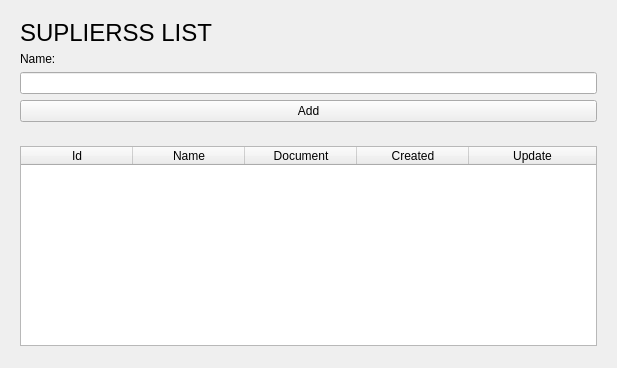
This is views/supplier.ui in Nodees/sale as Qt 5 draws it before an edit. The edited form follows.
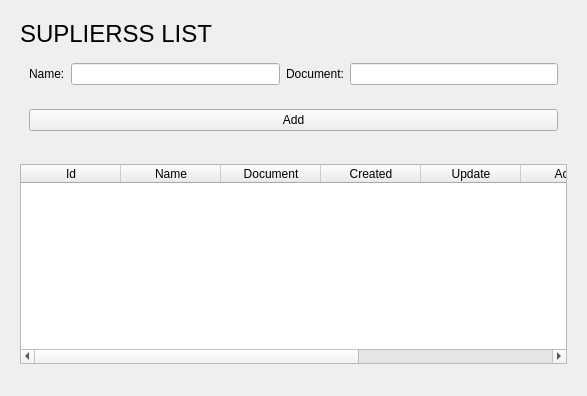
This is the edited form.

Diff of the .ui file:
```diff
--- a/views/supplier.ui
+++ b/views/supplier.ui
@@ -6,8 +6,8 @@
    <rect>
     <x>0</x>
     <y>0</y>
-    <width>617</width>
-    <height>368</height>
+    <width>587</width>
+    <height>396</height>
    </rect>
   </property>
   <property name="windowTitle">
@@ -16,18 +16,6 @@
   <layout class="QVBoxLayout" name="verticalLayout">
    <item>
     <widget class="QWidget" name="panel_add" native="true">
-     <property name="minimumSize">
-      <size>
-       <width>0</width>
-       <height>120</height>
-      </size>
-     </property>
-     <property name="maximumSize">
-      <size>
-       <width>16777215</width>
-       <height>120</height>
-      </size>
-     </property>
      <layout class="QVBoxLayout" name="verticalLayout_5">
       <item>
        <widget class="QLabel" name="title_supplier">
@@ -42,15 +30,34 @@
        </widget>
       </item>
       <item>
+       <widget class="QWidget" name="inputs" native="true">
+        <layout class="QGridLayout" name="gridLayout">
+         <item row="0" column="0">
        <widget class="QLabel" name="label_name_supplier">
         <property name="text">
          <string>Name:</string>
         </property>
        </widget>
       </item>
-      <item>
+         <item row="0" column="1">
        <widget class="QLineEdit" name="name_supplier"/>
       </item>
+         <item row="0" column="2">
+          <widget class="QLabel" name="label_document">
+           <property name="text">
+            <string>Document:</string>
+           </property>
+          </widget>
+         </item>
+         <item row="0" column="3">
+          <widget class="QLineEdit" name="document"/>
+         </item>
+        </layout>
+       </widget>
+      </item>
+      <item>
+       <widget class="QWidget" name="buttons" native="true">
+        <layout class="QHBoxLayout" name="horizontalLayout">
       <item>
        <widget class="QPushButton" name="on_add_supplier">
         <property name="text">
@@ -61,6 +68,9 @@
      </layout>
     </widget>
    </item>
+     </layout>
+    </widget>
+   </item>
    <item>
     <widget class="QWidget" name="panel_list" native="true">
      <layout class="QVBoxLayout" name="verticalLayout_3">
@@ -72,24 +82,9 @@
           <height>200</height>
          </size>
         </property>
-        <property name="maximumSize">
-         <size>
-          <width>720</width>
-          <height>200</height>
-         </size>
-        </property>
         <attribute name="horizontalHeaderCascadingSectionResizes">
-         <bool>true</bool>
-        </attribute>
-        <attribute name="horizontalHeaderDefaultSectionSize">
-         <number>112</number>
-        </attribute>
-        <attribute name="horizontalHeaderShowSortIndicator" stdset="0">
          <bool>false</bool>
         </attribute>
-        <attribute name="horizontalHeaderStretchLastSection">
-         <bool>true</bool>
-        </attribute>
         <column>
          <property name="text">
           <string>Id</string>
@@ -130,6 +125,24 @@
           <set>AlignCenter</set>
          </property>
         </column>
+        <column>
+         <property name="text">
+          <string>Active</string>
+         </property>
+         <property name="textAlignment">
+          <set>AlignCenter</set>
+         </property>
+        </column>
+        <column>
+         <property name="text">
+          <string/>
+         </property>
+        </column>
+        <column>
+         <property name="text">
+          <string/>
+         </property>
+        </column>
        </widget>
       </item>
      </layout>
```
Lines whose indentation alone changed are shown as unchanged.
